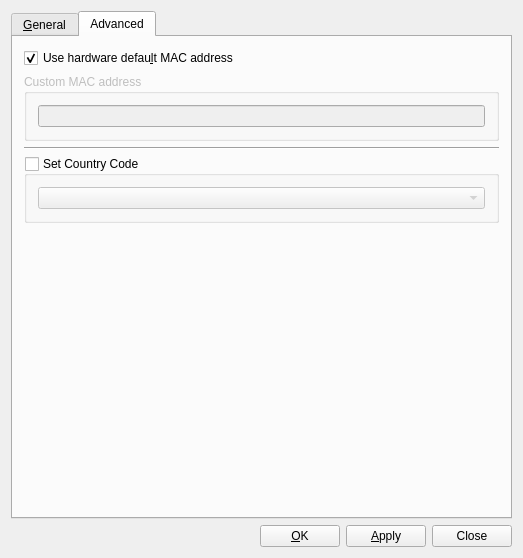
Peter2121/pc-networkmanager, file src/wificonfig/wificonfigwidgetbase.ui: the form before one commit.
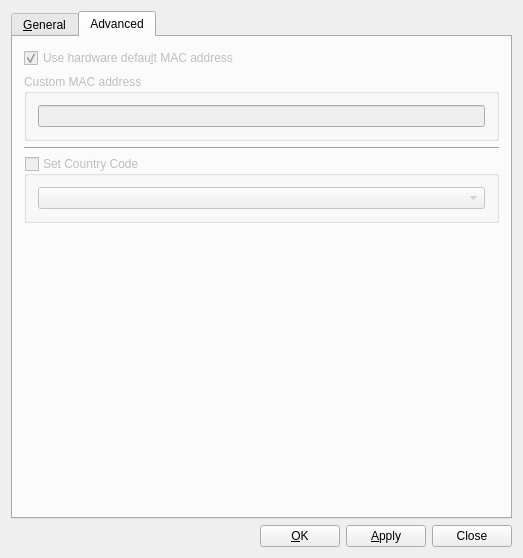
The form after the commit. The open tabs and pages were chosen to show the change. Icons and pictures are not drawn.

Diff of the .ui file:
```diff
--- a/src/wificonfig/wificonfigwidgetbase.ui
+++ b/src/wificonfig/wificonfigwidgetbase.ui
@@ -305,6 +305,9 @@
         <layout class="QVBoxLayout" name="verticalLayout_4">
          <item>
           <widget class="QCheckBox" name="checkMAC">
+           <property name="enabled">
+            <bool>false</bool>
+           </property>
            <property name="text">
             <string>Use hardware defau&amp;lt MAC address</string>
            </property>
@@ -342,6 +345,9 @@
        </item>
        <item>
         <widget class="QGroupBox" name="groupCountryCode">
+         <property name="enabled">
+          <bool>false</bool>
+         </property>
          <property name="title">
           <string>Set Country Code</string>
          </property>
```
